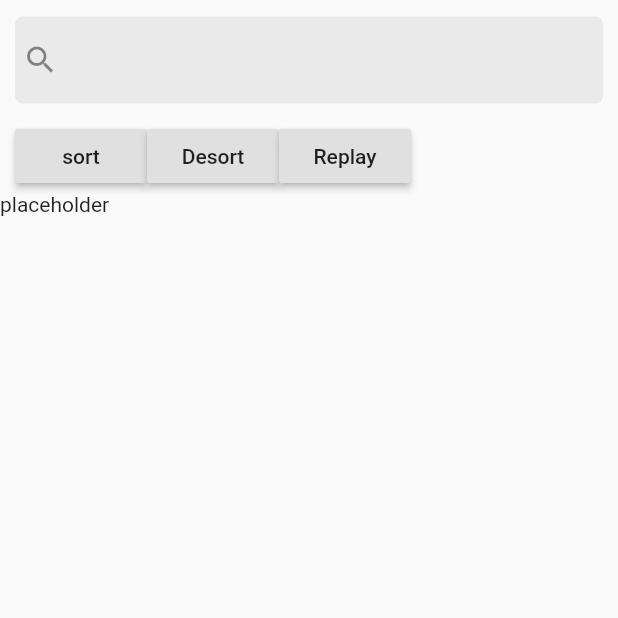
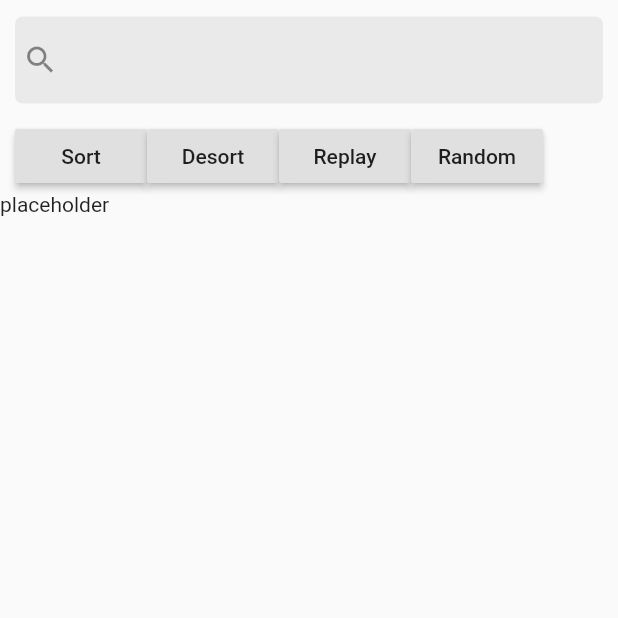
Before and after one commit to smartnsoft/flappy_search_bar, a Flutter app: the screen it shows after launch, on a phone screen of 412 x 824 dp, the top half of it. Run offline on Flutter 3.47's test engine with Material 2 defaults, Android fonts, the phone set to English and light mode, and no system bars.

Commit message:
Update example: Add button that set random cancellation widget width

```diff
--- a/example/lib/main.dart
+++ b/example/lib/main.dart
@@ -31,6 +31,8 @@ class Home extends StatefulWidget {
 class _HomeState extends State<Home> {
   final SearchBarController<Post> _searchBarController = SearchBarController();
   bool isReplay = false;
+  Random random = Random();
+  double cancellationWidgetWidth;
 
   Future<List<Post>> _getALlPosts(String text) async {
     await Future.delayed(Duration(seconds: text.length == 4 ? 10 : 1));
@@ -58,12 +60,13 @@ class _HomeState extends State<Home> {
           searchBarController: _searchBarController,
           placeHolder: Text("placeholder"),
           cancellationWidget: Text("Cancel"),
+          cancellationWidgetWidth: cancellationWidgetWidth,
           emptyWidget: Text("empty"),
           indexedScaledTileBuilder: (int index) => ScaledTile.count(1, index.isEven ? 2 : 1),
           header: Row(
             children: <Widget>[
               RaisedButton(
-                child: Text("sort"),
+                child: Text("Sort"),
                 onPressed: () {
                   _searchBarController.sortList((Post a, Post b) {
                     return a.body.compareTo(b.body);
@@ -83,6 +86,13 @@ class _HomeState extends State<Home> {
                   _searchBarController.replayLastSearch();
                 },
               ),
+              RaisedButton(
+                child: Text("Random"),
+                onPressed: () {
+                  cancellationWidgetWidth = random.nextInt(250) + 50.0;
+                  setState(() {});
+                }
+              )
             ],
           ),
           onCancelled: () {
```
